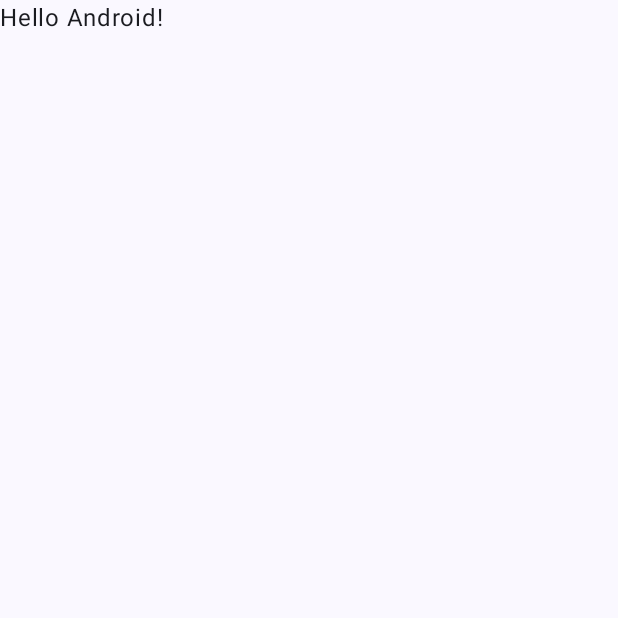
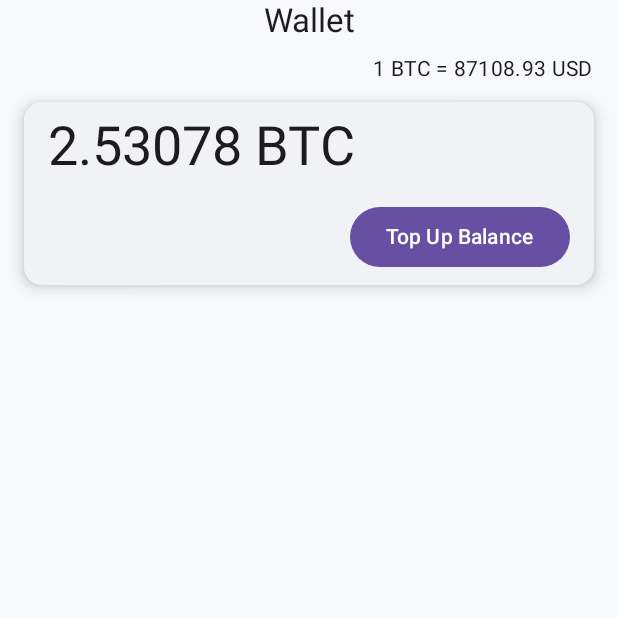
Before and after one commit to ArtemHryhorov/wallet-crypto-tracker, an Android app built with Jetpack Compose: the screen it shows after launch (MainActivity), on a phone screen of 412 x 824 dp, the top half of it. Before the commit the part shown is almost empty. Run offline under Robolectric (Android 15) with nearby library versions, the phone set to English and light mode, and no system bars; our stand-ins replace Dagger/Hilt's generated code.

Commit message:
[CW-1] User wallet balance UI and mocked domain logic

```diff
--- /dev/null
+++ b/app/src/main/java/com/crypto/wallet/CryptoWalletApplication.kt
@@ -0,0 +1,7 @@
+package com.crypto.wallet
+
+import android.app.Application
+import dagger.hilt.android.HiltAndroidApp
+
+@HiltAndroidApp
+class CryptoWalletApplication : Application()
--- a/app/src/main/java/com/crypto/wallet/MainActivity.kt
+++ /dev/null
@@ -1,47 +0,0 @@
-package com.crypto.wallet
-
-import android.os.Bundle
-import androidx.activity.ComponentActivity
-import androidx.activity.compose.setContent
-import androidx.activity.enableEdgeToEdge
-import androidx.compose.foundation.layout.fillMaxSize
-import androidx.compose.foundation.layout.padding
-import androidx.compose.material3.Scaffold
-import androidx.compose.material3.Text
-import androidx.compose.runtime.Composable
-import androidx.compose.ui.Modifier
-import androidx.compose.ui.tooling.preview.Preview
-import com.crypto.wallet.ui.theme.CryptoWalletTheme
-
-class MainActivity : ComponentActivity() {
-  override fun onCreate(savedInstanceState: Bundle?) {
-    super.onCreate(savedInstanceState)
-    enableEdgeToEdge()
-    setContent {
-      CryptoWalletTheme {
-        Scaffold(modifier = Modifier.fillMaxSize()) { innerPadding ->
-          Greeting(
-            name = "Android",
-            modifier = Modifier.padding(innerPadding)
-          )
-        }
-      }
-    }
-  }
-}
-
-@Composable
-fun Greeting(name: String, modifier: Modifier = Modifier) {
-  Text(
-    text = "Hello $name!",
-    modifier = modifier
-  )
-}
-
-@Preview(showBackground = true)
-@Composable
-fun GreetingPreview() {
-  CryptoWalletTheme {
-    Greeting("Android")
-  }
-}
--- /dev/null
+++ b/app/src/main/java/com/crypto/wallet/core/DispatchersModule.kt
@@ -0,0 +1,24 @@
+package com.crypto.wallet.core
+
+import dagger.Module
+import dagger.Provides
+import dagger.hilt.InstallIn
+import dagger.hilt.components.SingletonComponent
+import kotlinx.coroutines.CoroutineDispatcher
+import kotlinx.coroutines.Dispatchers
+
+@Module
+@InstallIn(SingletonComponent::class)
+object DispatchersModule {
+  @Provides
+  @IoDispatcher
+  fun providesIoDispatcher(): CoroutineDispatcher = Dispatchers.IO
+
+  @Provides
+  @DefaultDispatcher
+  fun providesDefaultDispatcher(): CoroutineDispatcher = Dispatchers.Default
+
+  @Provides
+  @MainDispatcher
+  fun providesMainDispatcher(): CoroutineDispatcher = Dispatchers.Main
+}
--- /dev/null
+++ b/app/src/main/java/com/crypto/wallet/feature/balance/di/BalanceModule.kt
@@ -0,0 +1,17 @@
+package com.crypto.wallet.feature.balance.di
+
+import com.crypto.wallet.feature.balance.domain.GetUserBalance
+import com.crypto.wallet.feature.balance.domain.GetUserBalanceUseCase
+import dagger.Binds
+import dagger.Module
+import dagger.hilt.InstallIn
+import dagger.hilt.components.SingletonComponent
+
+@Module
+@InstallIn(SingletonComponent::class)
+fun interface BalanceModule {
+  @Binds
+  fun bindGetUserBalance(
+    useCase: GetUserBalanceUseCase
+  ): GetUserBalance
+}
--- /dev/null
+++ b/app/src/main/java/com/crypto/wallet/feature/balance/domain/GetUserBalance.kt
@@ -0,0 +1,13 @@
+package com.crypto.wallet.feature.balance.domain
+
+import javax.inject.Inject
+
+// TODO - Implement during balance top up feature
+
+class GetUserBalanceUseCase @Inject constructor() : GetUserBalance {
+  override fun invoke(): String = "2.53078 BTC"
+}
+
+fun interface GetUserBalance {
+  operator fun invoke(): String
+}
--- /dev/null
+++ b/app/src/main/java/com/crypto/wallet/feature/balance/presentation/BalanceScreen.kt
@@ -0,0 +1,185 @@
+package com.crypto.wallet.feature.balance.presentation
+
+import android.content.res.Configuration
+import androidx.compose.foundation.layout.Box
+import androidx.compose.foundation.layout.Column
+import androidx.compose.foundation.layout.Spacer
+import androidx.compose.foundation.layout.fillMaxWidth
+import androidx.compose.foundation.layout.height
+import androidx.compose.foundation.layout.padding
+import androidx.compose.foundation.layout.size
+import androidx.compose.material3.Button
+import androidx.compose.material3.Card
+import androidx.compose.material3.CardDefaults
+import androidx.compose.material3.CircularProgressIndicator
+import androidx.compose.material3.MaterialTheme
+import androidx.compose.material3.Scaffold
+import androidx.compose.material3.SnackbarHost
+import androidx.compose.material3.SnackbarHostState
+import androidx.compose.material3.Surface
+import androidx.compose.material3.Text
+import androidx.compose.runtime.Composable
+import androidx.compose.runtime.getValue
+import androidx.compose.runtime.remember
+import androidx.compose.ui.Alignment
+import androidx.compose.ui.Modifier
+import androidx.compose.ui.res.stringResource
+import androidx.compose.ui.text.style.TextAlign
+import androidx.compose.ui.tooling.preview.Preview
+import androidx.compose.ui.unit.dp
+import androidx.hilt.navigation.compose.hiltViewModel
+import androidx.lifecycle.compose.collectAsStateWithLifecycle
+import com.crypto.wallet.R
+import com.crypto.wallet.ui.theme.CryptoWalletTheme
+
+@Composable
+fun BalanceRoute(
+  modifier: Modifier = Modifier,
+  viewModel: BalanceViewModel = hiltViewModel(),
+) {
+  val state by viewModel.state.collectAsStateWithLifecycle()
+  BalanceScreen(
+    state = state,
+    modifier = modifier,
+  )
+}
+
+@Composable
+private fun BalanceScreen(
+  state: BalanceState,
+  modifier: Modifier = Modifier,
+) {
+  val snackbarHostState = remember { SnackbarHostState() }
+
+  Scaffold(
+    modifier = modifier,
+    topBar = {
+      Text(
+        modifier = Modifier.fillMaxWidth(),
+        text = stringResource(R.string.wallet_top_bar),
+        textAlign = TextAlign.Center,
+        style = MaterialTheme.typography.titleLarge,
+      )
+    },
+    snackbarHost = {
+      SnackbarHost(hostState = snackbarHostState)
+    },
+    containerColor = MaterialTheme.colorScheme.background,
+  ) { paddingValues ->
+    Surface(color = MaterialTheme.colorScheme.background) {
+      BalanceScreenContent(
+        state = state,
+        modifier = Modifier.padding(paddingValues),
+      )
+    }
+  }
+}
+
+@Composable
+private fun BalanceScreenContent(
+  state: BalanceState,
+  modifier: Modifier = Modifier,
+) {
+  Column(
+    modifier = modifier
+      .padding(top = 8.dp)
+      .padding(horizontal = 16.dp),
+    horizontalAlignment = Alignment.End,
+  ) {
+    ExchangeRate()
+    Spacer(modifier = Modifier.height(12.dp))
+    UserBalanceCard(
+      balance = state.balance,
+      modifier = Modifier.fillMaxWidth(),
+    )
+  }
+}
+
+@Composable
+private fun ExchangeRate(
+  modifier: Modifier = Modifier,
+) {
+  Text(
+    modifier = modifier,
+    text = "1 BTC = 87108.93 USD",
+    style = MaterialTheme.typography.bodyMedium,
+    color = MaterialTheme.colorScheme.onSurface,
+  )
+}
+
+@Composable
+private fun UserBalanceCard(
+  balance: String?,
+  modifier: Modifier = Modifier,
+) {
+  Card(
+    modifier = modifier.padding(bottom = 12.dp),
+    colors = CardDefaults.cardColors(
+      containerColor = MaterialTheme.colorScheme.surface,
+    ),
+    elevation = CardDefaults.cardElevation(
+      defaultElevation = 6.dp
+    ),
+  ) {
+    balance?.let {
+      Column(
+        modifier = Modifier
+          .padding(horizontal = 16.dp)
+          .padding(vertical = 8.dp),
+      ) {
+        Text(
+          modifier = Modifier.fillMaxWidth(),
+          text = balance,
+          textAlign = TextAlign.Start,
+          style = MaterialTheme.typography.displaySmall
+        )
+        Box(
+          modifier = Modifier
+            .padding(top = 8.dp)
+            .fillMaxWidth(),
+        ) {
+          Button(
+            modifier = Modifier
+              .padding(top = 6.dp)
+              .align(Alignment.CenterEnd),
+            onClick = {},
+          ) {
+            Text(text = stringResource(R.string.top_up_balance))
+          }
+        }
+      }
+    } ?: run {
+      Box(
+        modifier = Modifier
+          .fillMaxWidth()
+          .padding(vertical = 32.dp)
+      ) {
+        CircularProgressIndicator(
+          modifier = Modifier
+            .align(Alignment.Center)
+            .size(48.dp),
+        )
+      }
+    }
+  }
+}
+
+@Composable
+@Preview(uiMode = Configuration.UI_MODE_NIGHT_NO)
+@Preview(uiMode = Configuration.UI_MODE_NIGHT_YES)
+fun PreviewBalanceScreen() {
+  CryptoWalletTheme {
+    BalanceScreen(
+      state = BalanceState(balance = "2.53045 BTC"),
+    )
+  }
+}
+
+@Composable
+@Preview(uiMode = Configuration.UI_MODE_NIGHT_NO)
+@Preview(uiMode = Configuration.UI_MODE_NIGHT_YES)
+fun PreviewBalanceScreenLoading() {
+  CryptoWalletTheme {
+    BalanceScreen(state = BalanceState.loading)
+  }
+}
--- /dev/null
+++ b/app/src/main/java/com/crypto/wallet/feature/balance/presentation/BalanceState.kt
@@ -0,0 +1,11 @@
+package com.crypto.wallet.feature.balance.presentation
+
+data class BalanceState(
+  val balance: String?,
+) {
+  companion object {
+    val loading = BalanceState(
+      balance = null,
+    )
+  }
+}
--- /dev/null
+++ b/app/src/main/java/com/crypto/wallet/feature/balance/presentation/BalanceViewModel.kt
@@ -0,0 +1,35 @@
+package com.crypto.wallet.feature.balance.presentation
+
+import androidx.lifecycle.ViewModel
+import androidx.lifecycle.viewModelScope
+import com.crypto.wallet.core.IoDispatcher
+import com.crypto.wallet.feature.balance.domain.GetUserBalance
+import dagger.hilt.android.lifecycle.HiltViewModel
+import kotlinx.coroutines.CoroutineDispatcher
+import kotlinx.coroutines.flow.MutableStateFlow
+import kotlinx.coroutines.flow.StateFlow
+import kotlinx.coroutines.flow.asStateFlow
+import kotlinx.coroutines.flow.update
+import kotlinx.coroutines.launch
+import javax.inject.Inject
+
+@HiltViewModel
+class BalanceViewModel @Inject constructor(
+  @IoDispatcher private val dispatcher: CoroutineDispatcher,
+  private val getUserBalance: GetUserBalance,
+) : ViewModel() {
+
+  private val mutableState: MutableStateFlow<BalanceState> =
+    MutableStateFlow(BalanceState.loading)
+
+  val state: StateFlow<BalanceState> =
+    mutableState.asStateFlow()
+
+  init {
+    viewModelScope.launch(dispatcher) {
+      mutableState.update {
+        it.copy(balance = getUserBalance())
+      }
+    }
+  }
+}
--- /dev/null
+++ b/app/src/main/java/com/crypto/wallet/ui/MainActivity.kt
@@ -0,0 +1,57 @@
+package com.crypto.wallet.ui
+
+import android.os.Bundle
+import androidx.activity.ComponentActivity
+import androidx.activity.SystemBarStyle
+import androidx.activity.compose.setContent
+import androidx.activity.enableEdgeToEdge
+import androidx.compose.foundation.background
+import androidx.compose.foundation.layout.Box
+import androidx.compose.foundation.layout.fillMaxSize
+import androidx.compose.foundation.layout.systemBarsPadding
+import androidx.compose.material3.MaterialTheme
+import androidx.compose.ui.Modifier
+import androidx.compose.ui.graphics.toArgb
+import androidx.core.view.WindowCompat
+import androidx.navigation.compose.NavHost
+import androidx.navigation.compose.composable
+import androidx.navigation.compose.rememberNavController
+import com.crypto.wallet.feature.balance.presentation.BalanceRoute
+import com.crypto.wallet.ui.navigation.Destination
+import com.crypto.wallet.ui.theme.Color
+import com.crypto.wallet.ui.theme.CryptoWalletTheme
+import dagger.hilt.android.AndroidEntryPoint
+
+@AndroidEntryPoint
+class MainActivity : ComponentActivity() {
+  override fun onCreate(savedInstanceState: Bundle?) {
+    super.onCreate(savedInstanceState)
+    WindowCompat.setDecorFitsSystemWindows(window, false)
+    enableEdgeToEdge(
+      statusBarStyle = SystemBarStyle.auto(
+        lightScrim = Color.LightBackground.toArgb(),
+        darkScrim = Color.DarkBackground.toArgb(),
+      )
+    )
+    setContent {
+      CryptoWalletTheme {
+        Box(
+          modifier = Modifier
+            .background(MaterialTheme.colorScheme.background)
+            .systemBarsPadding(),
+        ) {
+          val navController = rememberNavController()
+          NavHost(
+            navController = navController,
+            startDestination = Destination.Balance,
+            modifier = Modifier.fillMaxSize(),
+          ) {
+            composable<Destination.Balance> {
+              BalanceRoute()
+            }
+          }
+        }
+      }
+    }
+  }
+}
--- /dev/null
+++ b/app/src/main/java/com/crypto/wallet/ui/navigation/Destination.kt
@@ -0,0 +1,8 @@
+package com.crypto.wallet.ui.navigation
+
+import kotlinx.serialization.Serializable
+
+sealed interface Destination {
+  @Serializable
+  data object Balance : Destination
+}
--- a/app/src/main/java/com/crypto/wallet/ui/theme/Color.kt
+++ b/app/src/main/java/com/crypto/wallet/ui/theme/Color.kt
@@ -2,10 +2,12 @@ package com.crypto.wallet.ui.theme
 
 import androidx.compose.ui.graphics.Color
 
-val Purple80 = Color(0xFFD0BCFF)
-val PurpleGrey80 = Color(0xFFCCC2DC)
-val Pink80 = Color(0xFFEFB8C8)
+object Color {
+  // Light Theme
+  val LightBackground = Color(0xFFF8F9FA)
+  val LightSurface = Color(0xFFF0F2F5)
 
-val Purple40 = Color(0xFF6650a4)
-val PurpleGrey40 = Color(0xFF625b71)
-val Pink40 = Color(0xFF7D5260)
+  // Dark Theme
+  val DarkBackground = Color(0xFF121212)
+  val DarkSurface = Color(0xFF1E1E1E)
+}
--- a/app/src/main/java/com/crypto/wallet/ui/theme/Theme.kt
+++ b/app/src/main/java/com/crypto/wallet/ui/theme/Theme.kt
@@ -1,57 +1,28 @@
 package com.crypto.wallet.ui.theme
 
-import android.os.Build
 import androidx.compose.foundation.isSystemInDarkTheme
 import androidx.compose.material3.MaterialTheme
 import androidx.compose.material3.darkColorScheme
-import androidx.compose.material3.dynamicDarkColorScheme
-import androidx.compose.material3.dynamicLightColorScheme
 import androidx.compose.material3.lightColorScheme
 import androidx.compose.runtime.Composable
-import androidx.compose.ui.platform.LocalContext
 
 private val DarkColorScheme = darkColorScheme(
-  primary = Purple80,
-  secondary = PurpleGrey80,
-  tertiary = Pink80
+  background = Color.DarkBackground,
+  surface = Color.DarkSurface,
 )
 
 private val LightColorScheme = lightColorScheme(
-  primary = Purple40,
-  secondary = PurpleGrey40,
-  tertiary = Pink40
-
-  /* Other default colors to override
-  background = Color(0xFFFFFBFE),
-  surface = Color(0xFFFFFBFE),
-  onPrimary = Color.White,
-  onSecondary = Color.White,
-  onTertiary = Color.White,
-  onBackground = Color(0xFF1C1B1F),
-  onSurface = Color(0xFF1C1B1F),
-  */
+  background = Color.LightBackground,
+  surface = Color.LightSurface,
 )
 
 @Composable
 fun CryptoWalletTheme(
   darkTheme: Boolean = isSystemInDarkTheme(),
-  dynamicColor: Boolean = true,
   content: @Composable () -> Unit
 ) {
-  val isDynamicColorAvailable = dynamicColor && Build.VERSION.SDK_INT >= Build.VERSION_CODES.S
-  val colorScheme = when {
-    isDynamicColorAvailable -> if (darkTheme) {
-      dynamicDarkColorScheme(LocalContext.current)
-    } else {
-      dynamicLightColorScheme(LocalContext.current)
-    }
-
-    darkTheme -> DarkColorScheme
-    else -> LightColorScheme
-  }
-
   MaterialTheme(
-    colorScheme = colorScheme,
+    colorScheme = if (darkTheme) DarkColorScheme else LightColorScheme,
     typography = Typography,
     content = content
   )
--- a/app/src/main/res/values/strings.xml
+++ b/app/src/main/res/values/strings.xml
@@ -1,3 +1,7 @@
 <resources>
     <string name="app_name">CryptoWallet</string>
+
+    <!--  Wallet  -->
+    <string name="wallet_top_bar">Wallet</string>
+    <string name="top_up_balance">Top Up Balance</string>
 </resources>
--- a/build.gradle.kts
+++ b/build.gradle.kts
@@ -2,4 +2,6 @@ plugins {
     alias(libs.plugins.android.application) apply false
     alias(libs.plugins.kotlin.android) apply false
     alias(libs.plugins.kotlin.compose) apply false
+    alias(libs.plugins.ksp) apply false
+    alias(libs.plugins.hilt) apply false
 }
```
Also changed, not shown: app/build.gradle.kts (+11 -0 lines), app/src/main/AndroidManifest.xml (+5 -3 lines), app/src/main/java/com/crypto/wallet/core/DispatchersQualifier.kt (added, +15 -0 lines), gradle/libs.versions.toml (+17 -2 lines).
